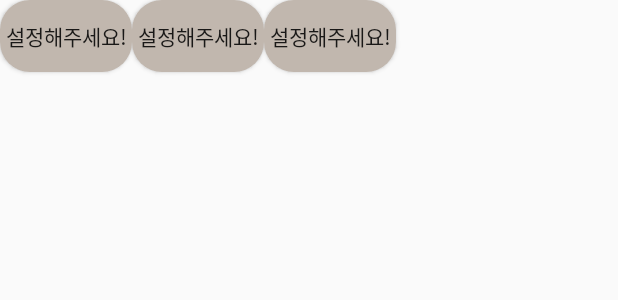
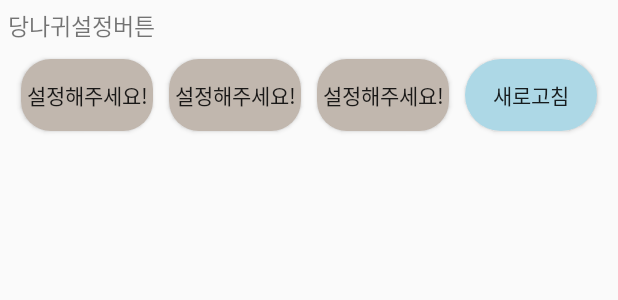
Before and after one commit to ChoiGiSung/sound, an Android app: the layout reciver_sample.xml on its own in the app's theme, with its tools: preview values and no code run, on a phone screen of 412 x 824 dp. Shown: the top 300 px of the screen. Run offline under Robolectric (Android 15) with nearby library versions, the phone set to English and light mode, and no system bars.

Commit message:
알림창 업데이트

```diff
--- /dev/null
+++ b/Sound_MainPage/app/src/main/res/drawable/roundbtn3.xml
@@ -0,0 +1,8 @@
+<selector xmlns:android="http://schemas.android.com/apk/res/android">
+    <item>
+        <shape android:shape="rectangle">
+            <corners android:radius="1000dp"/>
+            <solid android:color="#ADD8E6"/>
+        </shape>
+    </item>
+</selector>
--- a/Sound_MainPage/app/src/main/res/layout/reciver_sample.xml
+++ b/Sound_MainPage/app/src/main/res/layout/reciver_sample.xml
@@ -1,14 +1,29 @@
 <?xml version="1.0" encoding="utf-8"?>
 <LinearLayout
-    xmlns:android="http://schemas.android.com/apk/res/android" android:layout_width="match_parent"
-    android:layout_height="match_parent">
-
+    xmlns:android="http://schemas.android.com/apk/res/android"
+    android:layout_width="match_parent"
+    android:layout_height="match_parent"
+    android:orientation="vertical"
+    >
+    <TextView
+        android:layout_width="wrap_content"
+        android:layout_height="wrap_content"
+        android:text="당나귀설정버튼 "
+        android:textSize="15dp"
+        android:layout_margin="5dp"/>
+    <LinearLayout
+        android:layout_width="match_parent"
+        android:layout_height="match_parent"
+        android:orientation="horizontal"
+        android:gravity="center_horizontal"
+        >
         <Button
             android:id="@+id/btn_smaple0"
             android:layout_width="wrap_content"
             android:layout_height="wrap_content"
             android:text="설정해주세요!"
             android:background="@drawable/roundbtn2"
+            android:layout_margin="5dp"
             />
         <Button
             android:id="@+id/btn_smaple1"
@@ -16,6 +31,8 @@
             android:layout_height="wrap_content"
             android:text="설정해주세요!"
             android:background="@drawable/roundbtn2"
+            android:layout_margin="5dp"
+
             />
         <Button
             android:id="@+id/btn_smaple2"
@@ -23,7 +40,18 @@
             android:layout_height="wrap_content"
             android:text="설정해주세요!"
             android:background="@drawable/roundbtn2"
+            android:layout_margin="5dp"
             />
+        <Button
+            android:id="@+id/btn_smaple3"
+            android:layout_width="wrap_content"
+            android:layout_height="wrap_content"
+            android:text="새로고침"
+            android:background="@drawable/roundbtn3"
+            android:layout_margin="5dp"
+            />
+    </LinearLayout>
+
 
 
 
```
Also changed, not shown: Sound_MainPage/app/src/main/java/com/example/sound_mainpage/MyService.java (+43 -27 lines). Lines whose indentation alone changed are shown as unchanged.
